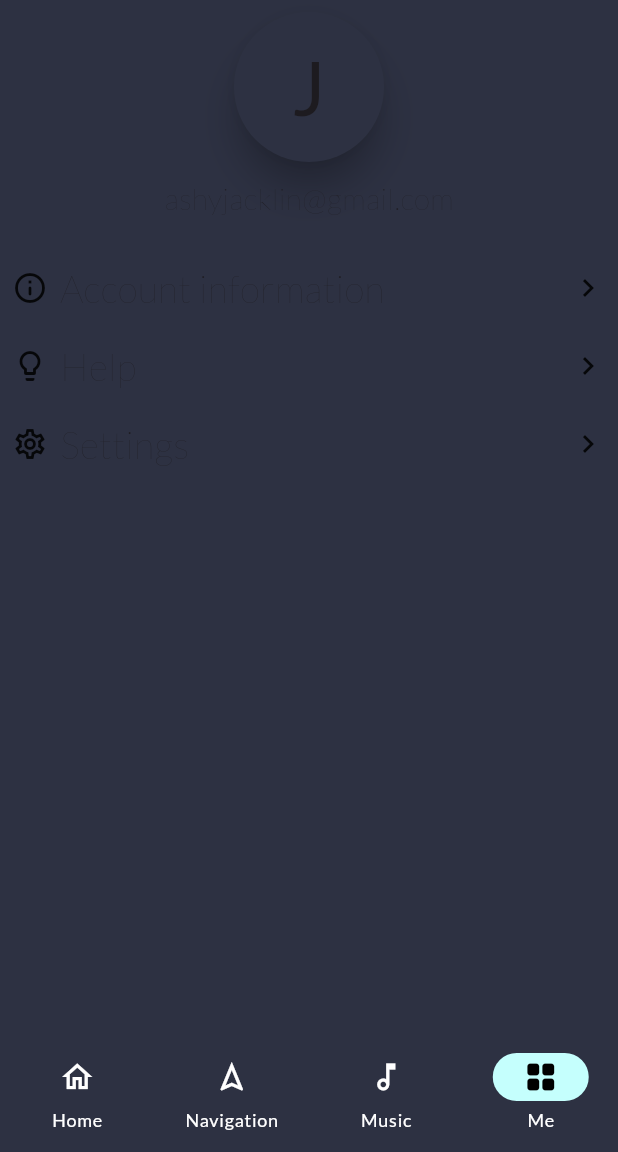
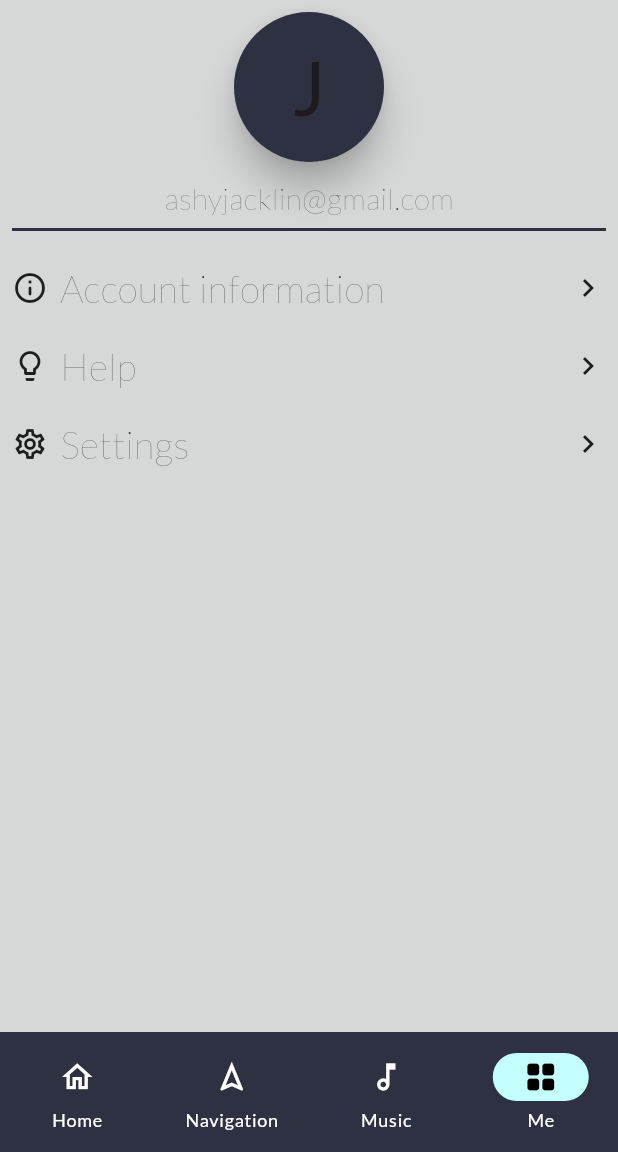
Before and after one commit to ashyturtle/vest-app, a Flutter app: the screen it shows after launch, item 4 of the bottom bar chosen, on a phone screen of 412 x 824 dp, the part 84-1236 px from its top. Run offline on Flutter 3.47's test engine with Material 3 defaults, Android fonts, the phone set to English and light mode, and no system bars; our stand-ins replace firebase_core, google_fonts, google_maps_flutter, just_audio, just_audio_background, rxdart; missing offline and left inert: audio_session; accounts and stored records are empty; network calls fail.

Commit message:
Style Changes

```diff
--- a/lib/musicPage.dart
+++ b/lib/musicPage.dart
@@ -3,6 +3,7 @@
 import 'package:audio_session/audio_session.dart';
 import 'package:just_audio_background/just_audio_background.dart';
 import 'package:rxdart/rxdart.dart';
+import 'package:vest1/main.dart';
 
 class MusicPage extends StatefulWidget {
   const MusicPage({Key? key}) : super(key: key);
@@ -101,7 +102,9 @@
 
   @override
   Widget build(BuildContext context) {
-    return Center(
+    return Container(
+      color: MyApp.backgroundColor,
+      child: Center(
         child: ListView(
           shrinkWrap: true,
           padding: const EdgeInsets.all(16.0),
@@ -219,6 +222,7 @@
             ),
           ],
         ),
+      ),
     );
   }
 
--- a/lib/userPage.dart
+++ b/lib/userPage.dart
@@ -17,7 +17,9 @@
   String firstInitial = 'J';
   @override
   Widget build(BuildContext context) {
-    return ListView(
+    return Container(
+      color: MyApp.backgroundColor,
+      child: ListView(
           scrollDirection: Axis.vertical,
           padding: EdgeInsets.all(8),
           children: [
@@ -144,6 +146,7 @@
                         Icon(Icons.chevron_right)
                       ])),
             ),
-        ]);
+          ]),
+    );
   }
 }
```
Also changed, not shown: lib/musicPlayerPage.dart (+4 -19 lines). Lines whose indentation alone changed are shown as unchanged.
